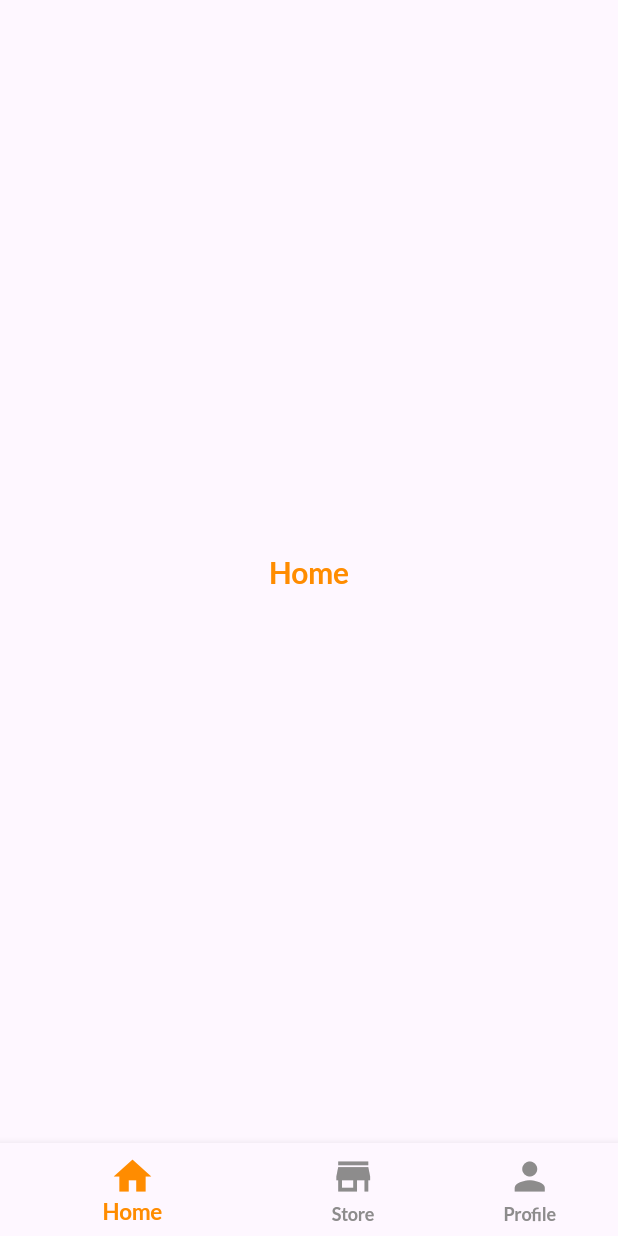
After one commit to kennyobey/flutter_tutorial, a Flutter app: the screen it shows after launch, after a tap on "Log In", on a phone screen of 412 x 824 dp. The commit adds this screen. Run offline on Flutter 3.47's test engine with Material 3 defaults, Android fonts, the phone set to English and light mode, and no system bars; our stand-ins replace google_fonts.

Commit message:
Widget creation and bottomNav

```diff
--- a/lib/screens/auth/login_page.dart
+++ b/lib/screens/auth/login_page.dart
@@ -1,6 +1,10 @@
 import 'package:flutter/material.dart';
 import 'package:flutter_tutorial/constant/color.dart';
 import 'package:google_fonts/google_fonts.dart';
+
+import '../../widget/custom_button.dart';
+import '../../widget/custom_text.dart';
+import '../start_up/buttom_nav.dart';
 
 class LoginPage extends StatefulWidget {
   const LoginPage({super.key});
@@ -31,14 +35,12 @@ class _LoginPageState extends State<LoginPage> {
             const SizedBox(
               height: 30,
             ),
-            Center(
-              child: Text(
-                'Log In to Continue Buying and selling',
-                style: GoogleFonts.lato(
-                    textStyle: Theme.of(context).textTheme.displayLarge,
-                    fontSize: 14,
+            const Center(
+              child: CustomText(
+                title: 'Log In to Continue Buying and selling',
+                color: AppColors.primaryGrey,
+                size: 14,
                 fontWeight: FontWeight.w600,
-                    color: AppColors.primaryGrey),
               ),
             ),
             const SizedBox(
@@ -52,8 +54,14 @@ class _LoginPageState extends State<LoginPage> {
                 ),
                 hintText: "Name",
                 hintStyle: const TextStyle(color: AppColors.primaryGrey),
-                    border: OutlineInputBorder(
-                        borderRadius: BorderRadius.circular(8)))),
+                border:
+                    OutlineInputBorder(borderRadius: BorderRadius.circular(8)),
+                focusedBorder: OutlineInputBorder(
+                    borderRadius: BorderRadius.circular(8),
+                    borderSide:
+                        const BorderSide(color: AppColors.primaryOrange)),
+              ),
+            ),
             const SizedBox(
               height: 30,
             ),
@@ -62,35 +70,39 @@ class _LoginPageState extends State<LoginPage> {
               decoration: InputDecoration(
                 focusColor: AppColors.primaryOrange,
                 fillColor: AppColors.primaryOrange,
-                  prefixIcon: const Icon(Icons.lock_clock_outlined,
-                      color: AppColors.primaryGrey),
-                  suffixIcon: const Icon(Icons.visibility,
-                      color: AppColors.primaryGrey),
+                prefixIcon: const Icon(
+                  Icons.lock_clock_outlined,
+                  color: AppColors.primaryGrey,
+                ),
+                suffixIcon: const Icon(
+                  Icons.visibility,
+                  color: AppColors.primaryGrey,
+                ),
                 hintText: "Password",
                 hintStyle: const TextStyle(color: AppColors.primaryGrey),
                 border: OutlineInputBorder(
-                      borderSide:
-                          const BorderSide(color: AppColors.primaryOrange),
-                      borderRadius: BorderRadius.circular(8))),
+                  borderRadius: BorderRadius.circular(8),
+                  borderSide: const BorderSide(color: AppColors.primaryGrey),
+                ),
+                focusedBorder: OutlineInputBorder(
+                  borderRadius: BorderRadius.circular(8),
+                  borderSide: const BorderSide(color: AppColors.primaryOrange),
+                ),
+              ),
             ),
             const SizedBox(
               height: 30,
             ),
-            Container(
-              height: 51,
-              width: MediaQuery.of(context).size.width,
-              decoration: BoxDecoration(
-                  color: AppColors.primaryOrange,
-                  borderRadius: BorderRadius.circular(8)),
-              alignment: Alignment.center,
-              child: Text(
-                'Log In',
-                style: GoogleFonts.lato(
-                    textStyle: Theme.of(context).textTheme.displayLarge,
-                    fontSize: 16,
-                    fontWeight: FontWeight.w600,
-                    color: AppColors.primaryWhite),
-              ),
+            CustomButton(
+              buttonTitle: 'Log In',
+              ontap: () {
+                Navigator.push(context,
+                    MaterialPageRoute(builder: (context) => const BottonNavbar()));
+              },
+              textColor: AppColors.primaryWhite,
+              textWeight: FontWeight.w600,
+              textSize: 14,
+              buttonHeight: 51,
             )
           ],
         ),
--- /dev/null
+++ b/lib/screens/start_up/buttom_nav.dart
@@ -0,0 +1,100 @@
+import 'package:flutter/material.dart';
+import 'package:flutter_tutorial/constant/color.dart';
+import 'package:flutter_tutorial/widget/custom_text.dart';
+import 'package:google_fonts/google_fonts.dart';
+
+class BottonNavbar extends StatefulWidget {
+  const BottonNavbar({super.key});
+
+  @override
+  State<BottonNavbar> createState() => _BottonNavbarState();
+}
+
+class _BottonNavbarState extends State<BottonNavbar> {
+  int selectedIndex = 0;
+
+  static const List<Widget> screens = [
+    CustomText(
+        title: "Home",
+        size: 20,
+        color: AppColors.primaryOrange,
+        fontWeight: FontWeight.bold),
+    CustomText(
+        title: "Store",
+        size: 20,
+        color: AppColors.primaryOrange,
+        fontWeight: FontWeight.bold),
+    CustomText(
+        title: "Profile",
+        size: 20,
+        color: AppColors.primaryOrange,
+        fontWeight: FontWeight.bold),
+  ];
+
+  void _onItemTapped(int index) {
+    setState(() {
+      selectedIndex = index;
+    });
+  }
+
+  @override
+  Widget build(BuildContext context) {
+    return Scaffold(
+      body: Center(
+        child: screens.elementAt(selectedIndex),
+      ),
+      bottomNavigationBar: BottomNavigationBar(
+        showUnselectedLabels: true,
+        selectedItemColor: AppColors.primaryOrange,
+        unselectedItemColor: AppColors.primaryGrey,
+        selectedLabelStyle: GoogleFonts.lato(
+          textStyle: Theme.of(context).textTheme.displayLarge,
+          fontSize: 15,
+          fontWeight: FontWeight.bold,
+        ),
+        unselectedLabelStyle: GoogleFonts.lato(
+          textStyle: Theme.of(context).textTheme.displayLarge,
+          fontSize: 12,
+          fontWeight: FontWeight.bold,
+        ),
+        items: const [
+          BottomNavigationBarItem(
+              icon: Icon(
+                Icons.home,
+                color: AppColors.primaryGrey,
+              ),
+              label: "Home",
+              activeIcon: Icon(
+                Icons.home,
+                color: AppColors.primaryOrange,
+              )),
+          BottomNavigationBarItem(
+              icon: Icon(
+                Icons.store,
+                color: AppColors.primaryGrey,
+              ),
+              label: "Store",
+              activeIcon: Icon(
+                Icons.store,
+                color: AppColors.primaryOrange,
+              )),
+          BottomNavigationBarItem(
+              icon: Icon(
+                Icons.person,
+                color: AppColors.primaryGrey,
+              ),
+              label: "Profile",
+              activeIcon: Icon(
+                Icons.person,
+                color: AppColors.primaryOrange,
+              )),
+        ],
+        type: BottomNavigationBarType.shifting,
+        currentIndex: selectedIndex,
+        onTap: _onItemTapped,
+        iconSize: 30,
+        elevation: 5,
+      ),
+    );
+  }
+}
--- a/lib/screens/start_up/splash_screen.dart
+++ b/lib/screens/start_up/splash_screen.dart
@@ -2,7 +2,7 @@ import 'dart:async';
 
 import 'package:flutter/material.dart';
 import 'package:flutter_tutorial/screens/auth/login_page.dart';
-import 'package:flutter_tutorial/screens/home_page.dart';
+import 'package:flutter_tutorial/screens/pages/home_page.dart';
 import 'package:google_fonts/google_fonts.dart';
 import '../../constant/color.dart';
 
--- /dev/null
+++ b/lib/widget/custom_button.dart
@@ -0,0 +1,43 @@
+import 'package:flutter/material.dart';
+import 'package:flutter_tutorial/constant/color.dart';
+
+import 'custom_text.dart';
+
+class CustomButton extends StatelessWidget {
+  final String buttonTitle;
+  final Color? buttonColor;
+  final Color textColor;
+  final FontWeight textWeight;
+  final double textSize;
+  final double buttonHeight;
+  final VoidCallback ontap;
+  const CustomButton(
+      {super.key,
+      required this.buttonTitle,
+      this.buttonColor,
+      required this.textColor,
+      required this.textWeight,
+      required this.textSize,
+      required this.buttonHeight,
+      required this.ontap});
+
+  @override
+  Widget build(BuildContext context) {
+    return InkWell(
+        onTap: ontap,
+        child: Container(
+          height: buttonHeight,
+          width: double.infinity,
+          decoration: BoxDecoration(
+              color: buttonColor ?? AppColors.primaryOrange,
+              borderRadius: BorderRadius.circular(8)),
+          alignment: Alignment.center,
+          child: CustomText(
+            title: buttonTitle,
+            size: textSize,
+            color: textColor,
+            fontWeight: textWeight,
+          ),
+        ));
+  }
+}
--- a/lib/widget/custom_text.dart
+++ b/lib/widget/custom_text.dart
@@ -1,35 +1,63 @@
+// import 'package:flutter/material.dart';
+// import 'package:google_fonts/google_fonts.dart';
+
+// class CustomText extends StatelessWidget {
+//   final String? title;
+//   final double? size;
+//   final Color? color;
+//   final FontWeight? weight;
+//   final double? height;
+//   final TextAlign? textAlign;
+//   final TextOverflow? overflow;
+//   const CustomText({
+//     super.key,
+//     this.title,
+//     this.size,
+//     this.color,
+//     this.weight,
+//     this.height,
+//     this.textAlign,
+//     this.overflow,
+//   });
+
+//   @override
+//   Widget build(BuildContext context) {
+//     return Text(title!,
+//         textAlign: textAlign ?? TextAlign.left,
+//         style: GoogleFonts.poppins(
+//             textStyle: TextStyle(
+//           color: color ?? Colors.black,
+//           fontSize: size,
+//           fontWeight: weight ?? FontWeight.normal,
+//           overflow: overflow,
+//         )));
+//   }
+// }
+
 import 'package:flutter/material.dart';
 import 'package:google_fonts/google_fonts.dart';
 
 class CustomText extends StatelessWidget {
-  final String? title;
-  final double? size;
-  final Color? color;
-  final FontWeight? weight;
-  final double? height;
-  final TextAlign? textAlign;
-  final TextOverflow? overflow;
-  const CustomText({
-    super.key,
-    this.title,
-    this.size,
-    this.color,
-    this.weight,
-    this.height,
-    this.textAlign,
-    this.overflow,
-  });
+  final String title;
+  final double size;
+  final Color color;
+  final FontWeight fontWeight;
+  const CustomText(
+      {super.key,
+      required this.title,
+      required this.size,
+      required this.color,
+      required this.fontWeight});
 
   @override
   Widget build(BuildContext context) {
-    return Text(title!,
-        textAlign: textAlign ?? TextAlign.left,
-        style: GoogleFonts.poppins(
-            textStyle: TextStyle(
-          color: color ?? Colors.black,
+    return Text(
+      title,
+      style: GoogleFonts.lato(
+          textStyle: Theme.of(context).textTheme.displayLarge,
           fontSize: size,
-          fontWeight: weight ?? FontWeight.normal,
-          overflow: overflow,
-        )));
+          fontWeight: fontWeight,
+          color: color),
+    );
   }
 }
```
Also changed, not shown: lib/screens/auth/sign_up.dart (added, +15 -0 lines), lib/screens/pages/home_page.dart (renamed from lib/screens/home_page.dart). Lines whose indentation alone changed are shown as unchanged.
